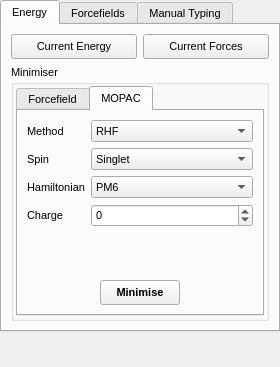
The window that branches/nugui/src/gui/forcefields.ui (trisyoungs/aten) describes before a commit, drawn with Qt 5.
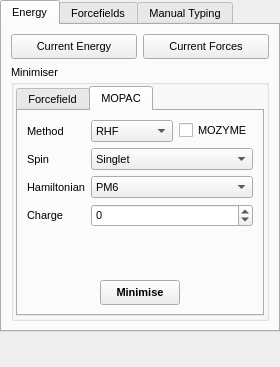
The same window after the commit. The open tabs and pages were chosen to show the change. Icons and pictures are not drawn.

Commit message: Fixed - Hang while waiting for output from external processes. Added MOZYME option to GUI options for Mopac minimisation. Removed debug output from 'savemovie'. Tweaked default options to encoder to generate x264 format movies rather than mpng. Added file cleanup to 'mopacminimise' and 'savemovie' commands. Added check for encoder executable on movie generation. Tweaked naming of MOPAC temporary files to be more consistent with the style of those when saving movies.

```diff
--- a/branches/nugui/src/gui/forcefields.ui
+++ b/branches/nugui/src/gui/forcefields.ui
@@ -6,7 +6,7 @@
    <rect>
     <x>0</x>
     <y>0</y>
-    <width>270</width>
+    <width>280</width>
     <height>367</height>
    </rect>
   </property>
@@ -18,7 +18,7 @@
   </property>
   <property name="minimumSize">
    <size>
-    <width>270</width>
+    <width>280</width>
     <height>367</height>
    </size>
   </property>
@@ -149,7 +149,7 @@
            <item>
             <widget class="QTabWidget" name="MinimiserTabs">
              <property name="currentIndex">
-              <number>0</number>
+              <number>1</number>
              </property>
              <widget class="QWidget" name="ForcefieldMinimiserTab">
               <attribute name="title">
@@ -446,7 +446,7 @@
                    </item>
                   </widget>
                  </item>
-                 <item row="1" column="1">
+                 <item row="1" column="1" colspan="2">
                   <widget class="QComboBox" name="MopacSpinCombo">
                    <property name="sizePolicy">
                     <sizepolicy hsizetype="Expanding" vsizetype="Fixed">
@@ -501,7 +501,7 @@
                    </item>
                   </widget>
                  </item>
-                 <item row="2" column="1">
+                 <item row="2" column="1" colspan="2">
                   <widget class="QComboBox" name="MopacHamiltonianCombo">
                    <property name="currentIndex">
                     <number>4</number>
@@ -582,7 +582,7 @@
                    </property>
                   </widget>
                  </item>
-                 <item row="3" column="1">
+                 <item row="3" column="1" colspan="2">
                   <widget class="QSpinBox" name="MopacChargeSpin">
                    <property name="minimum">
                     <number>-100</number>
@@ -592,6 +592,13 @@
                    </property>
                   </widget>
                  </item>
+                 <item row="0" column="2">
+                  <widget class="QCheckBox" name="MopacMozymeCheck">
+                   <property name="text">
+                    <string>MOZYME</string>
+                   </property>
+                  </widget>
+                 </item>
                 </layout>
                </item>
                <item>
```
The commit also changes 8 other files.
